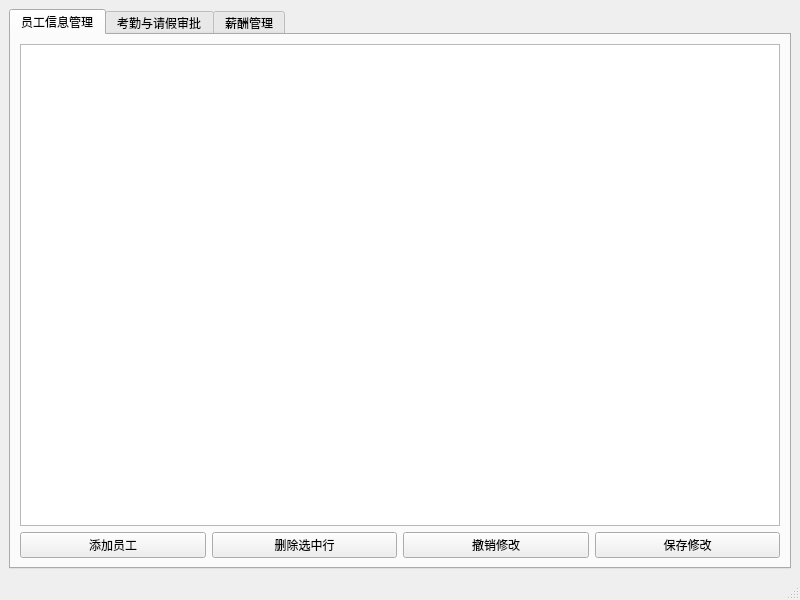
Villager119/sdu-cs-human-resource-management-system-project, file mainwindow.ui: the form before one commit.
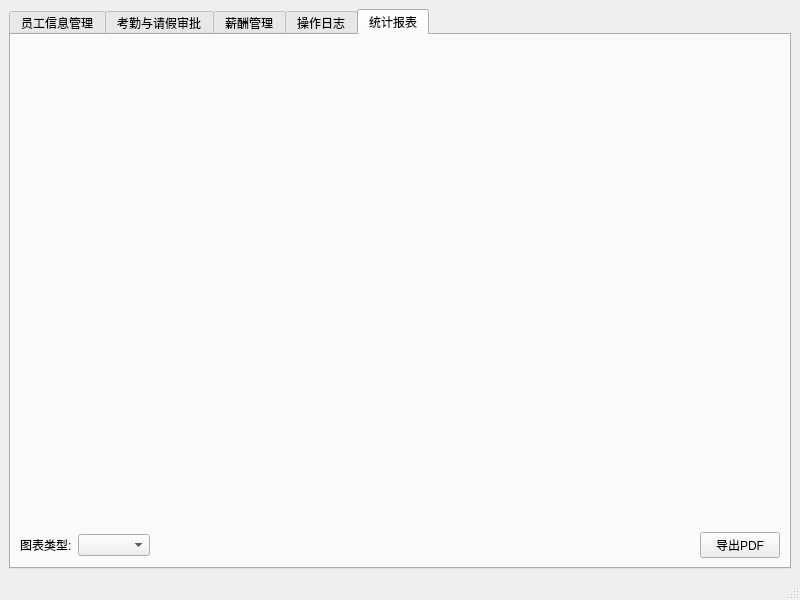
The form after the commit. The open tabs and pages were chosen to show the change.

```diff
--- a/mainwindow.ui
+++ b/mainwindow.ui
@@ -176,6 +176,60 @@
         </property>
        </widget>
       </widget>
+      <widget class="QWidget" name="tab_audit">
+       <attribute name="title">
+        <string>操作日志</string>
+       </attribute>
+       <layout class="QVBoxLayout" name="auditLayout">
+        <item>
+         <widget class="QTableView" name="tableView_audit"/>
+        </item>
+       </layout>
+      </widget>
+      <widget class="QWidget" name="tab_reports">
+       <attribute name="title">
+        <string>统计报表</string>
+       </attribute>
+       <layout class="QVBoxLayout" name="reportsLayout">
+        <item>
+         <widget class="QWidget" name="chartContainer"/>
+        </item>
+        <item>
+         <layout class="QHBoxLayout" name="reportsControlRow">
+          <item>
+           <widget class="QLabel" name="label_chart">
+            <property name="text">
+             <string>图表类型:</string>
+            </property>
+           </widget>
+          </item>
+          <item>
+           <widget class="QComboBox" name="comboChartType"/>
+          </item>
+          <item>
+           <spacer name="horizontalSpacer">
+            <property name="orientation">
+             <enum>Qt::Horizontal</enum>
+            </property>
+            <property name="sizeHint" stdset="0">
+             <size>
+              <width>40</width>
+              <height>20</height>
+             </size>
+            </property>
+           </spacer>
+          </item>
+          <item>
+           <widget class="QPushButton" name="btnExportPDF">
+            <property name="text">
+             <string>导出PDF</string>
+            </property>
+           </widget>
+          </item>
+         </layout>
+        </item>
+       </layout>
+      </widget>
      </widget>
     </item>
    </layout>
```
Left out of the diff: 2 changed lines with no effect on the pictures.
